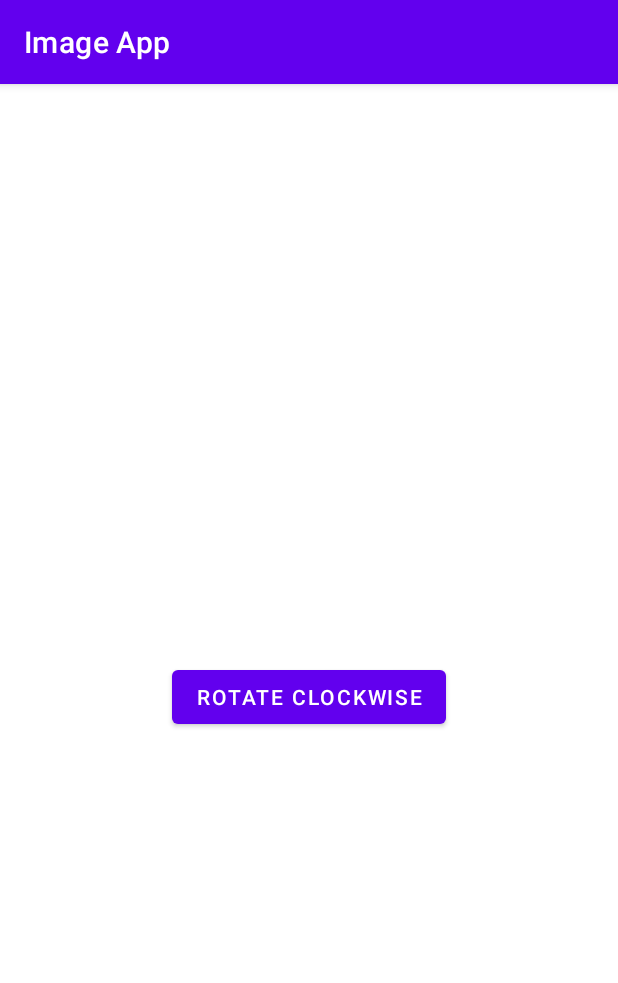
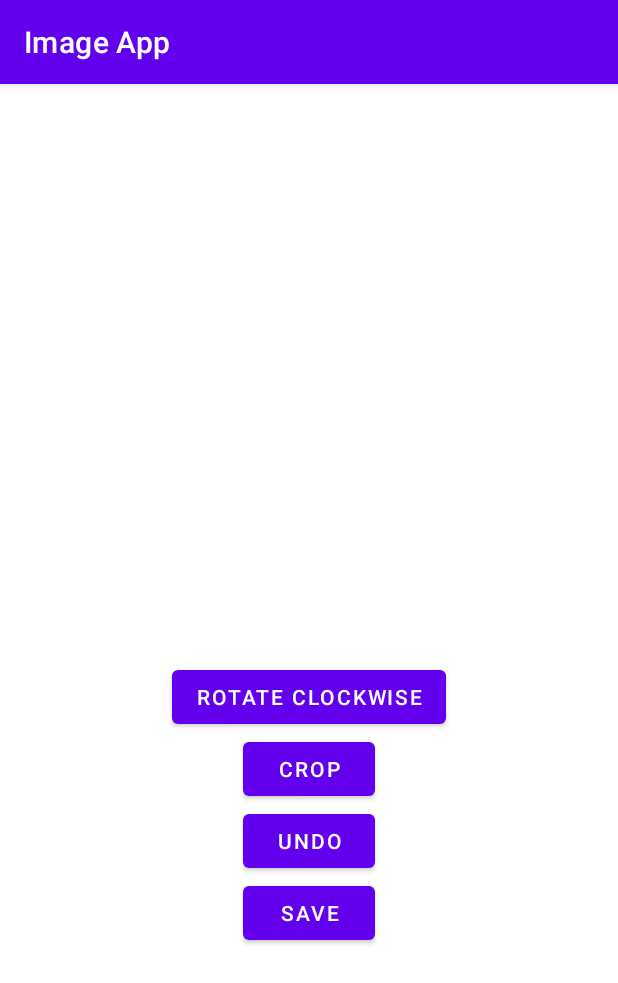
Before and after one commit to xpandeyed/ImageApp, an Android app: the EditImageActivity screen opened directly, with no data from a screen before it, after a tap on "ROTATE CLOCKWISE", on a phone screen of 412 x 824 dp. Shown: the top 983 px of the screen. Run offline under Robolectric (Android 15) with nearby library versions, the phone set to English and light mode, and no system bars; 2 statements that could not run were skipped.

Commit message:
Undo functionality added. Yet to test.

```diff
--- a/app/src/main/java/com/example/imageapp/EditImageActivity.kt
+++ b/app/src/main/java/com/example/imageapp/EditImageActivity.kt
@@ -5,6 +5,7 @@ import android.graphics.Matrix
 import android.os.Bundle
 import android.widget.Button
 import android.widget.ImageView
+import android.widget.Toast
 import androidx.appcompat.app.AppCompatActivity
 
 
@@ -15,6 +16,8 @@ class EditImageActivity : AppCompatActivity() {
         val imageView = findViewById<ImageView>(R.id.imageView)
         imageView.setImageBitmap(Image.image)
         val bRotate = findViewById<Button>(R.id.button)
+        val bUndo = findViewById<Button>(R.id.button)
+
         bRotate.setOnClickListener {
             val matrix = Matrix()
             matrix.postRotate(90F)
@@ -23,9 +26,20 @@ class EditImageActivity : AppCompatActivity() {
                 Image.image!!, 0, 0, Image.image!!.getWidth(), Image.image!!.getHeight(),
                 matrix, true
             )
+            Image.images.push(rotated)
             Image.image = rotated
+            imageView.setImageBitmap(rotated)
+        }
 
-            imageView.setImageBitmap(rotated)
+        bUndo.setOnClickListener {
+            val currImage = Image.images.peek()
+            Image.images.pop()
+            if(Image.images.isEmpty()){
+                Toast.makeText(this, "Cannot do Undo", Toast.LENGTH_SHORT).show()
+                Image.images.push(currImage)
+            }else{
+                imageView.setImageBitmap(currImage)
+            }
         }
     }
 }
--- a/app/src/main/java/com/example/imageapp/MainActivity.kt
+++ b/app/src/main/java/com/example/imageapp/MainActivity.kt
@@ -36,6 +36,7 @@ class MainActivity : AppCompatActivity() {
         if (requestCode == REQUEST_IMAGE_CAPTURE && resultCode == RESULT_OK) {
             val imageBitmap = data?.extras?.get("data") as Bitmap
             Image.image = imageBitmap
+            Image.images.push(imageBitmap)
             val intent = Intent(this@MainActivity, EditImageActivity::class.java)
             startActivity(intent)
             binding.ivImage.setImageBitmap(Image.image)
--- a/app/src/main/res/layout/activity_edit_image.xml
+++ b/app/src/main/res/layout/activity_edit_image.xml
@@ -25,4 +25,31 @@
         app:layout_constraintStart_toStartOf="parent"
         app:layout_constraintTop_toBottomOf="@+id/imageView" />
 
+    <Button
+        android:id="@+id/button2"
+        android:layout_width="wrap_content"
+        android:layout_height="wrap_content"
+        android:text="Crop"
+        app:layout_constraintEnd_toEndOf="parent"
+        app:layout_constraintStart_toStartOf="parent"
+        app:layout_constraintTop_toBottomOf="@+id/button" />
+
+    <Button
+        android:id="@+id/bUndo"
+        android:layout_width="wrap_content"
+        android:layout_height="wrap_content"
+        android:text="Undo"
+        app:layout_constraintEnd_toEndOf="parent"
+        app:layout_constraintStart_toStartOf="parent"
+        app:layout_constraintTop_toBottomOf="@+id/button2" />
+
+    <Button
+        android:id="@+id/button4"
+        android:layout_width="wrap_content"
+        android:layout_height="wrap_content"
+        android:text="Save"
+        app:layout_constraintEnd_toEndOf="parent"
+        app:layout_constraintStart_toStartOf="parent"
+        app:layout_constraintTop_toBottomOf="@+id/bUndo" />
+
 </androidx.constraintlayout.widget.ConstraintLayout>
```
